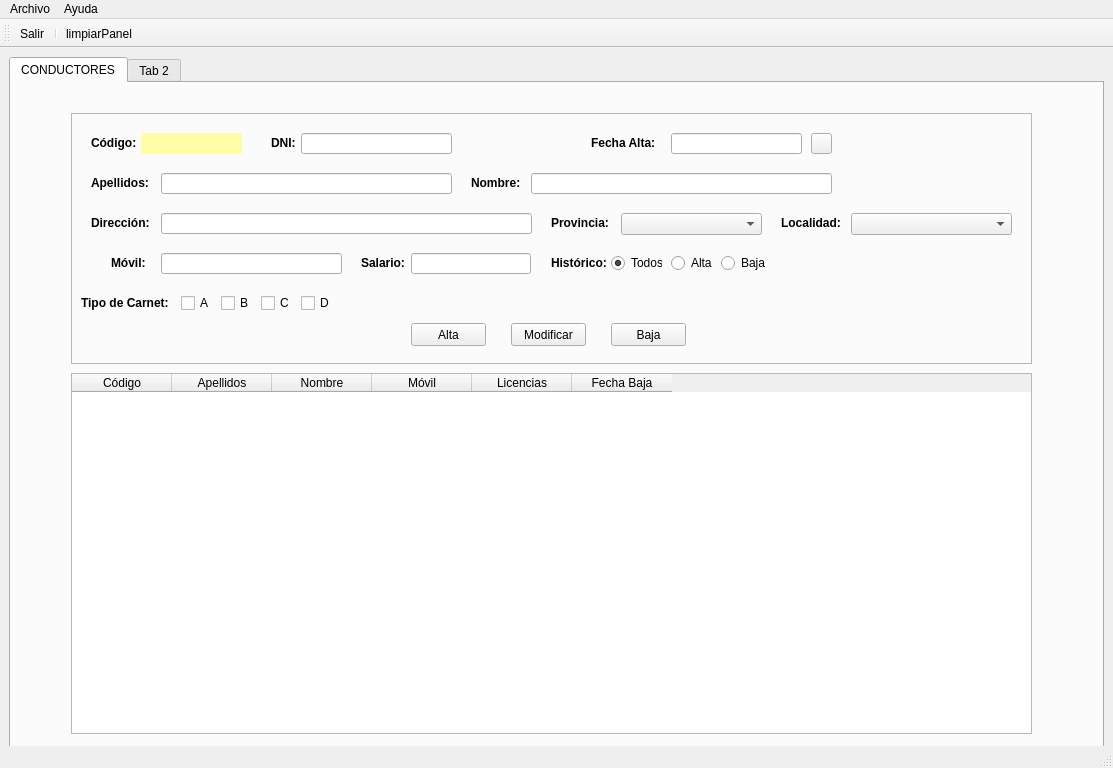
The window that TEMA 1/templates/MainWindow.ui (braisdp6/2DAM_DI) describes before a commit, drawn with Qt 5.
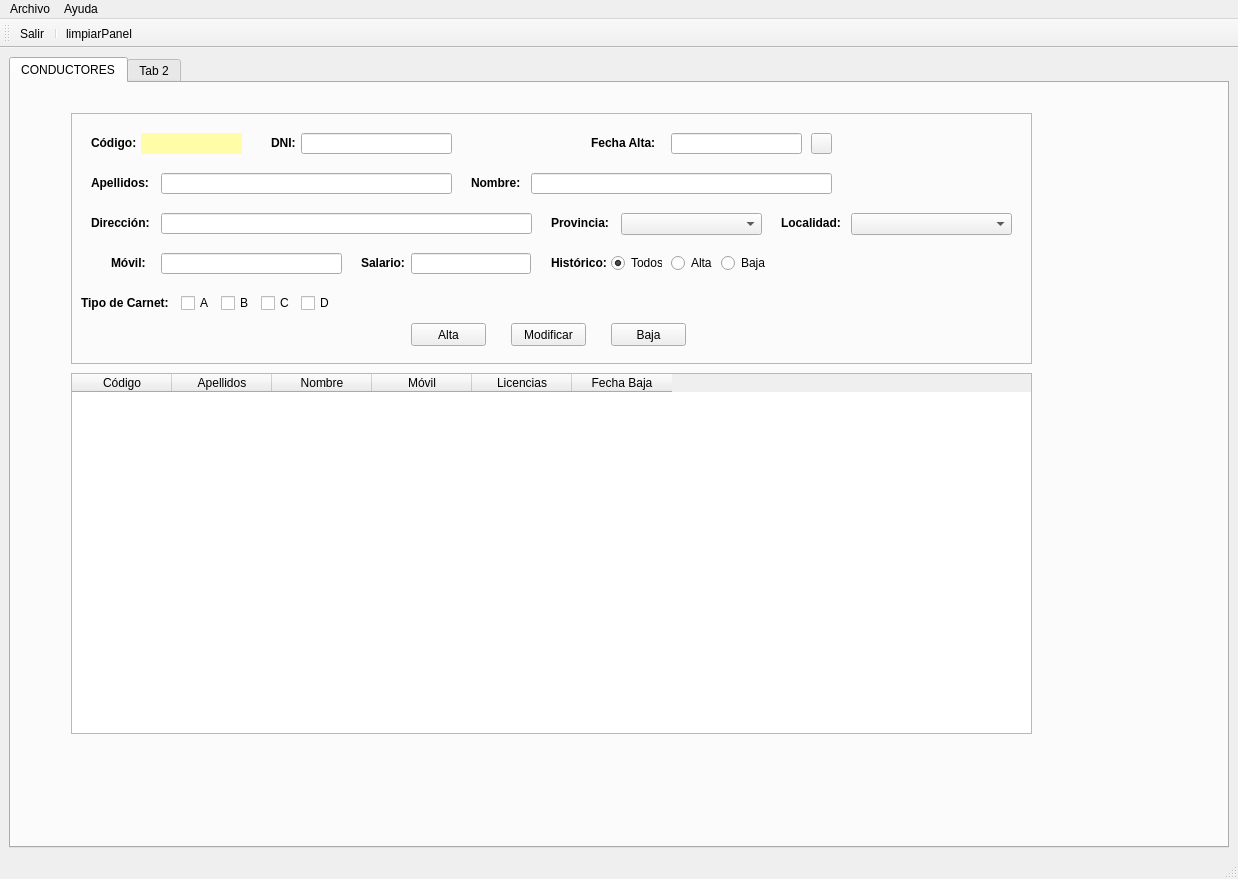
The same window after the commit. Icons and pictures are not drawn.

Diff of the .ui file:
```diff
--- a/TEMA 1/templates/MainWindow.ui
+++ b/TEMA 1/templates/MainWindow.ui
@@ -6,8 +6,8 @@
    <rect>
     <x>0</x>
     <y>0</y>
-    <width>1113</width>
-    <height>768</height>
+    <width>1238</width>
+    <height>879</height>
    </rect>
   </property>
   <property name="sizePolicy">
@@ -875,7 +875,7 @@
     <rect>
      <x>0</x>
      <y>0</y>
-     <width>1113</width>
+     <width>1238</width>
      <height>21</height>
     </rect>
    </property>
```
